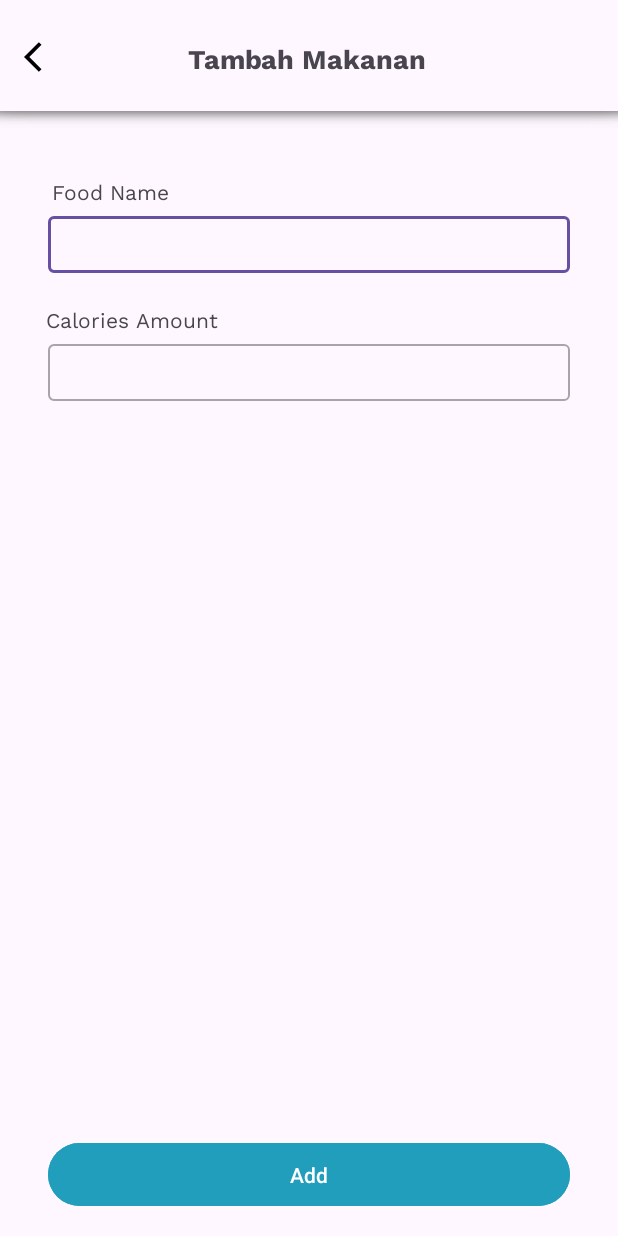
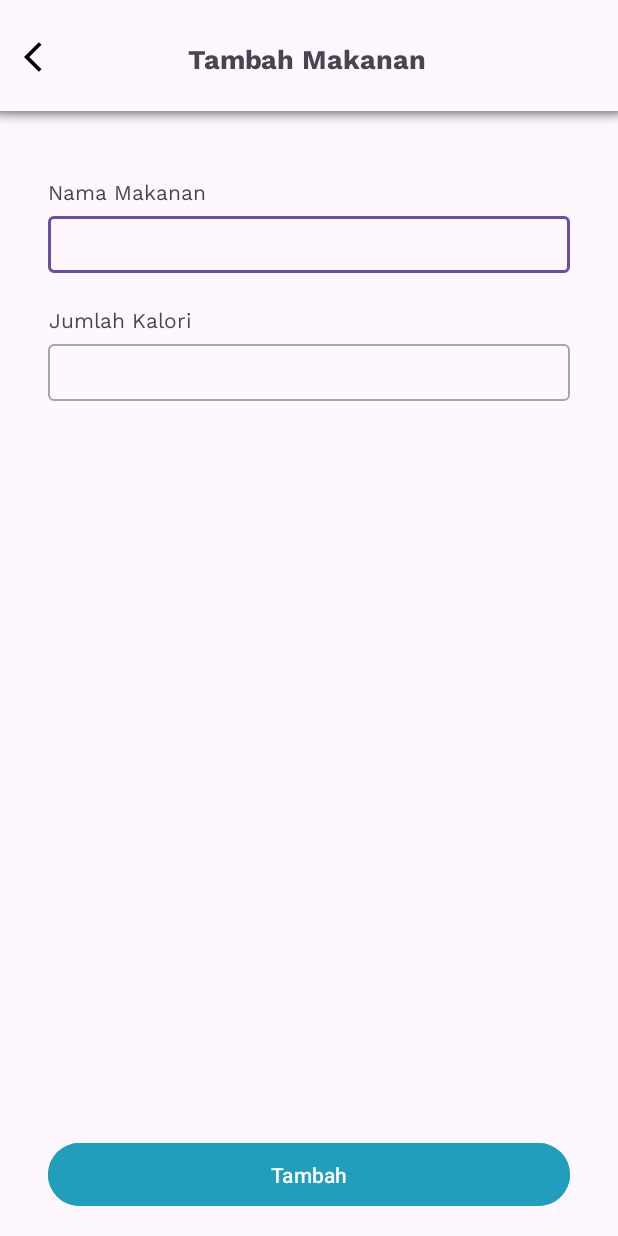
Before and after one commit to raytqr/FitFoood, an Android app: the FillManualActivity screen opened directly, with no data from a screen before it, on a phone screen of 412 x 824 dp. Run offline under Robolectric (Android 15) with nearby library versions, the phone set to English and light mode, and no system bars.

Commit message:
Fix tambah makanan manual

```diff
--- a/app/src/main/res/layout/activity_fill_manual.xml
+++ b/app/src/main/res/layout/activity_fill_manual.xml
@@ -4,7 +4,7 @@
     xmlns:tools="http://schemas.android.com/tools"
     android:layout_width="match_parent"
     android:layout_height="match_parent"
-    tools:context=".view.foodchecker.SearchFoodActivity">
+    tools:context=".view.foodchecker.FillManualActivity">
 
     <include
         android:id="@+id/include"
@@ -27,7 +27,7 @@
         android:layout_width="wrap_content"
         android:layout_height="wrap_content"
         android:layout_marginTop="32dp"
-        android:text="@string/food_name_form"
+        android:text="Nama Makanan"
         app:layout_constraintEnd_toEndOf="parent"
         app:layout_constraintHorizontal_bias="0.104"
         app:layout_constraintStart_toStartOf="parent"
@@ -50,9 +50,7 @@
             android:id="@+id/foodEditText"
             android:layout_width="match_parent"
             android:layout_height="wrap_content"
-            android:clickable="true"
             android:ems="10"
-            android:focusable="true"
             android:padding="8dp" />
     </com.google.android.material.textfield.TextInputLayout>
 
@@ -62,7 +60,7 @@
         android:layout_width="wrap_content"
         android:layout_height="wrap_content"
         android:layout_marginTop="16dp"
-        android:text="@string/calories_number_form"
+        android:text="Jumlah Kalori"
         app:layout_constraintEnd_toEndOf="parent"
         app:layout_constraintHorizontal_bias="0.104"
         app:layout_constraintStart_toStartOf="parent"
@@ -85,9 +83,8 @@
             android:id="@+id/caloriesEditText"
             android:layout_width="match_parent"
             android:layout_height="wrap_content"
-            android:clickable="true"
             android:ems="10"
-            android:focusable="true"
+            android:inputType="number"
             android:padding="8dp" />
     </com.google.android.material.textfield.TextInputLayout>
 
@@ -99,7 +96,7 @@
         android:layout_marginEnd="32dp"
         android:layout_marginBottom="16dp"
         android:backgroundTint="@color/base_blue"
-        android:text="@string/btn_add"
+        android:text="Tambah"
         app:layout_constraintBottom_toBottomOf="parent"
         app:layout_constraintEnd_toEndOf="parent"
         app:layout_constraintHorizontal_bias="1.0"
```
Also changed, not shown: app/src/main/java/com/example/fitfoood/view/foodchecker/FillManualActivity.kt (+18 -2 lines), app/src/main/java/com/example/fitfoood/view/foodchecker/ListFoodActivity.kt (+48 -27 lines).
